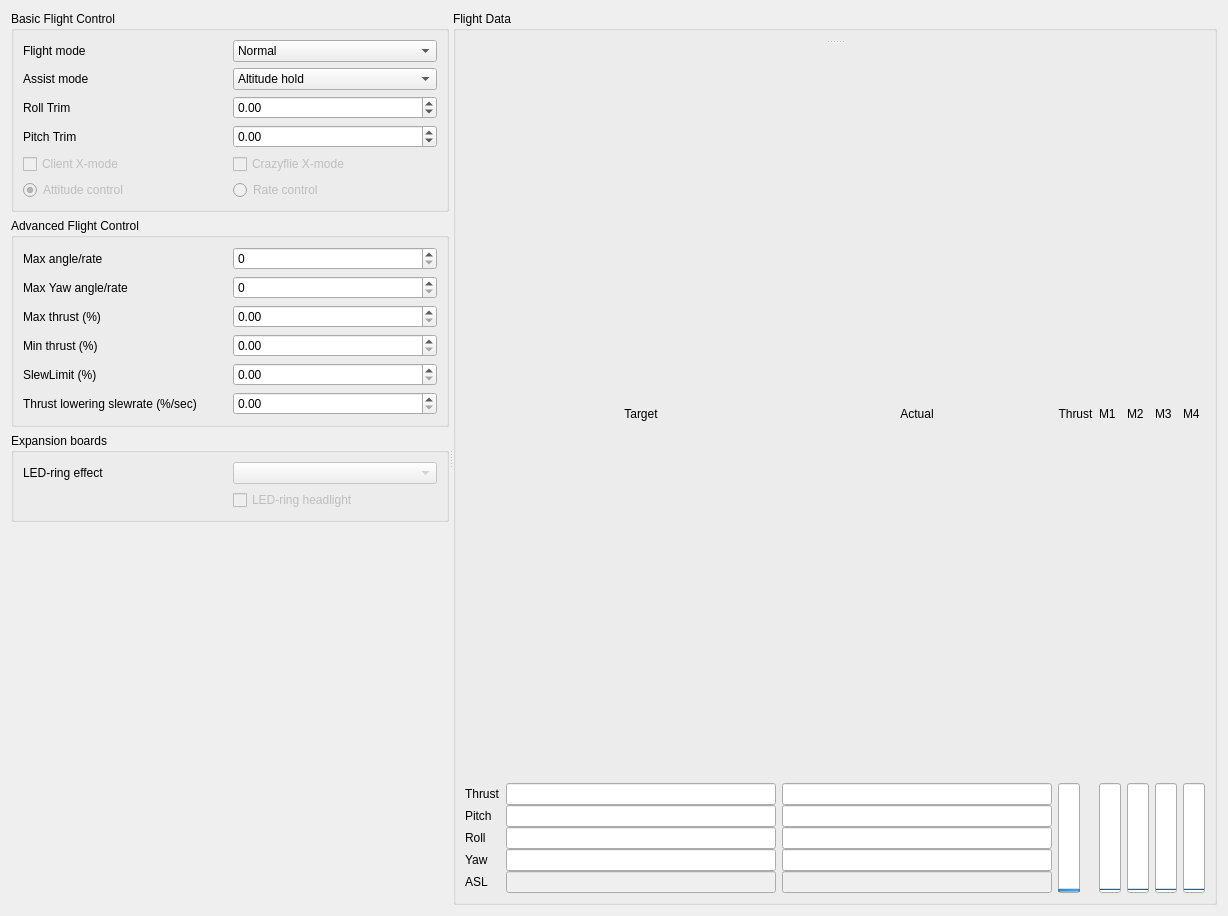
Before: the Qt Designer form src/cfclient/ui/tabs/flightTab.ui in bitcraze/crazyflie-clients-python, drawn with Qt 5.
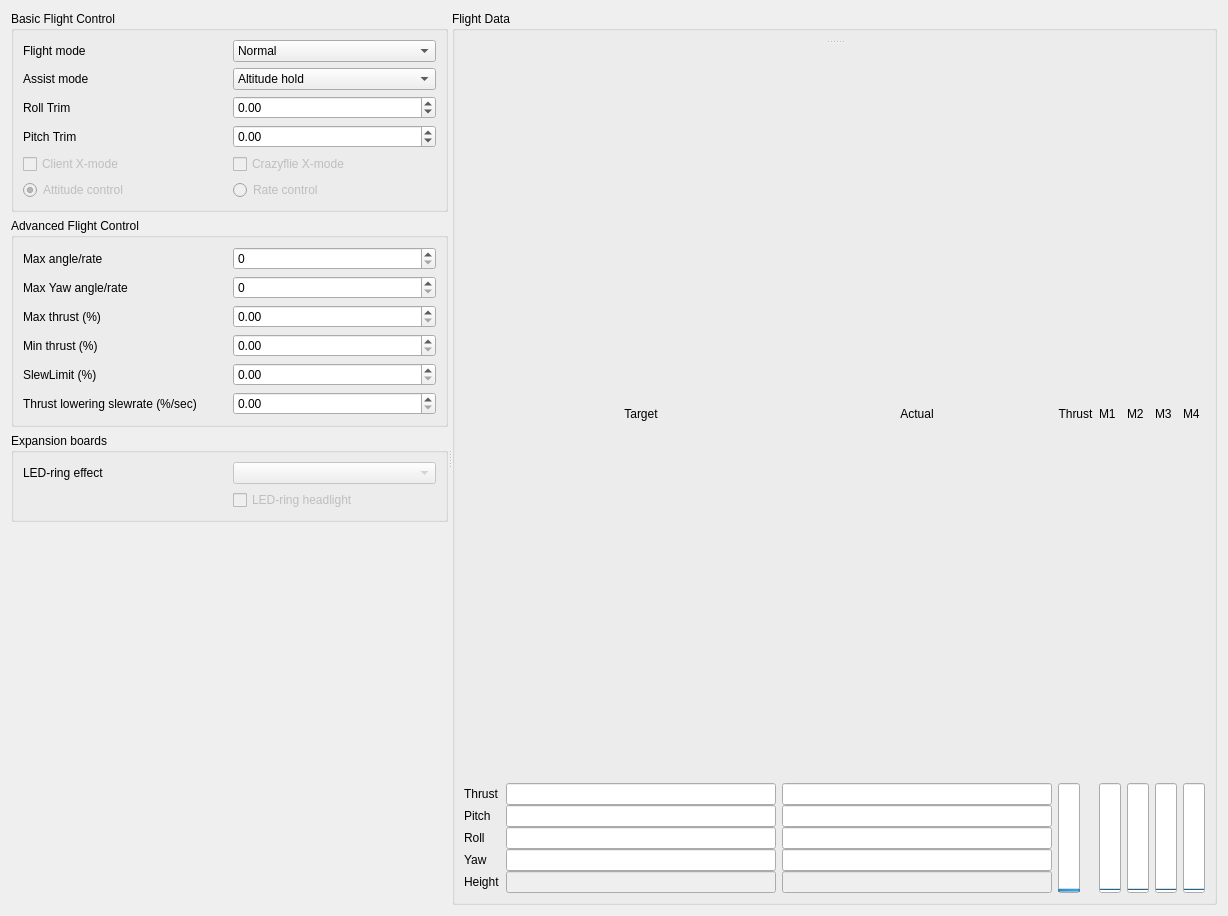
After: the same form once the commit is applied.

Commit message:
#300 Added possibility to change height setpoint in hight hold
Fixed flake8 problems as well.

Diff of the .ui file:
```diff
--- a/src/cfclient/ui/tabs/flightTab.ui
+++ b/src/cfclient/ui/tabs/flightTab.ui
@@ -439,7 +439,7 @@
               <item row="5" column="0">
                <widget class="QLabel" name="label_17">
                 <property name="text">
-                 <string>ASL</string>
+                 <string>Height</string>
                 </property>
                </widget>
               </item>
```
Left out of the diff: 4 changed lines with no effect on the pictures. The commit also changes 4 other files.
